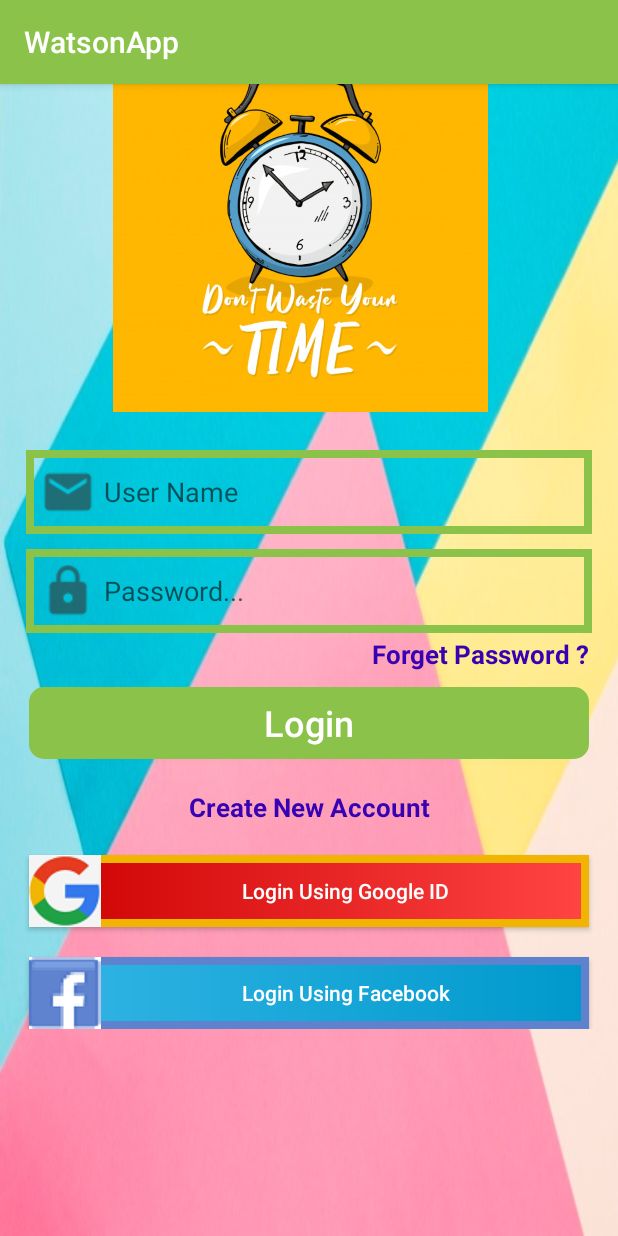
After one commit to aniket-agrawal/WatsonApp, an Android app: the SignInUpActivity screen opened directly, with no data from a screen before it, on a phone screen of 412 x 824 dp. The commit adds this screen. Run offline under Robolectric (Android 15) with nearby library versions, the phone set to English and light mode, and no system bars.

Commit message:
login page

```diff
--- a/app/src/main/AndroidManifest.xml
+++ b/app/src/main/AndroidManifest.xml
@@ -9,6 +9,7 @@
         android:roundIcon="@mipmap/ic_launcher_round"
         android:supportsRtl="true"
         android:theme="@style/AppTheme">
+        <activity android:name=".SignInUpActivity"></activity>
         <activity android:name=".MainActivity">
             <intent-filter>
                 <action android:name="android.intent.action.MAIN" />
--- /dev/null
+++ b/app/src/main/java/com/example/watsonapp/SignInUpActivity.java
@@ -0,0 +1,14 @@
+package com.example.watsonapp;
+
+import androidx.appcompat.app.AppCompatActivity;
+
+import android.os.Bundle;
+
+public class SignInUpActivity extends AppCompatActivity {
+
+    @Override
+    protected void onCreate(Bundle savedInstanceState) {
+        super.onCreate(savedInstanceState);
+        setContentView(R.layout.activity_sign_in_up);
+    }
+}
--- /dev/null
+++ b/app/src/main/res/drawable/buttons.xml
@@ -0,0 +1,10 @@
+<?xml version="1.0" encoding="utf-8"?>
+<shape xmlns:android="http://schemas.android.com/apk/res/android">
+<solid
+    android:color="@color/colorPrimary">
+
+</solid>
+    <corners android:radius="10dp">
+
+    </corners>
+</shape>
--- /dev/null
+++ b/app/src/main/res/drawable/inputs.xml
@@ -0,0 +1,10 @@
+<?xml version="1.0" encoding="utf-8"?>
+<shape xmlns:android="http://schemas.android.com/apk/res/android">
+<stroke
+    android:color="@color/colorPrimary"
+    android:width="5dp"
+
+    >
+
+</stroke>
+</shape>
--- /dev/null
+++ b/app/src/main/res/drawable/inputsfacebbok.xml
@@ -0,0 +1,12 @@
+<?xml version="1.0" encoding="utf-8"?>
+<shape xmlns:android="http://schemas.android.com/apk/res/android">
+<stroke
+    android:color="#5F82CE"
+    android:width="5dp"
+
+    >
+
+</stroke>
+    <gradient android:startColor="@android:color/holo_blue_light"
+        android:endColor="@android:color/holo_blue_dark"></gradient>
+</shape>
--- /dev/null
+++ b/app/src/main/res/drawable/inputsgoogle.xml
@@ -0,0 +1,12 @@
+<?xml version="1.0" encoding="utf-8"?>
+<shape xmlns:android="http://schemas.android.com/apk/res/android">
+<stroke
+    android:color="#F1B501"
+    android:width="5dp"
+    >
+
+</stroke>
+    <gradient android:startColor="@android:color/holo_red_dark"
+
+        android:endColor="@android:color/holo_red_light"></gradient>
+</shape>
--- /dev/null
+++ b/app/src/main/res/layout/activity_sign_in_up.xml
@@ -0,0 +1,174 @@
+<?xml version="1.0" encoding="utf-8"?>
+<RelativeLayout xmlns:android="http://schemas.android.com/apk/res/android"
+    xmlns:app="http://schemas.android.com/apk/res-auto"
+    xmlns:tools="http://schemas.android.com/tools"
+    android:layout_width="match_parent"
+    android:layout_height="match_parent"
+    tools:context=".SignInUpActivity"
+    android:background="@drawable/bg">
+
+    <ScrollView
+        android:layout_width="match_parent"
+        android:layout_height="match_parent"
+        android:layout_alignParentStart="true"
+        android:layout_alignParentTop="true"
+        >
+
+        <RelativeLayout
+            android:layout_width="match_parent"
+            android:layout_height="wrap_content">
+
+
+            <ImageView
+                android:id="@+id/login_image"
+                android:layout_width="match_parent"
+                android:layout_height="250dp"
+                android:layout_alignParentStart="true"
+                android:layout_alignParentTop="true"
+                android:layout_marginStart="-11dp"
+                android:layout_marginLeft="-11dp"
+                android:layout_marginTop="-31dp"
+                android:scaleType="fitCenter"
+                android:src="@drawable/dontwastetime" />
+
+            <EditText
+                android:id="@+id/login_user_name"
+                android:layout_width="match_parent"
+                android:layout_height="wrap_content"
+                android:layout_alignParentStart="true"
+
+
+                android:layout_below="@+id/login_image"
+                android:hint="User Name"
+                android:inputType="textEmailAddress"
+                android:background="@drawable/inputs"
+                android:padding="4dp"
+                android:drawableStart="@drawable/email"
+
+                android:layout_marginTop="25dp"
+                android:layout_marginLeft="17dp"
+                android:layout_marginRight="17dp"/>
+
+            <EditText
+                android:id="@+id/login_password"
+                android:layout_width="match_parent"
+                android:layout_height="wrap_content"
+                android:layout_alignParentStart="true"
+                android:layout_below="@+id/login_user_name"
+                android:hint="Password..."
+                android:inputType="textPassword"
+                android:background="@drawable/inputs"
+                android:padding="4dp"
+                android:drawableStart="@drawable/password"
+                android:layout_marginTop="10dp"
+                android:layout_marginLeft="17dp"
+                android:layout_marginRight="17dp"/>
+
+            <TextView
+                android:id="@+id/forget_password_link"
+                android:layout_width="match_parent"
+                android:layout_height="wrap_content"
+                android:layout_centerHorizontal="true"
+                android:layout_below="@+id/login_password"
+                android:text="Forget Password ?"
+                android:layout_marginTop="2dp"
+                android:layout_marginLeft="15dp"
+                android:layout_marginRight="23dp"
+                android:textAlignment="textEnd"
+                android:textSize="17sp"
+                android:textStyle="bold"
+                android:textColor="@color/colorPrimaryDark"
+                />
+
+
+            <Button
+                android:layout_width="match_parent"
+                android:layout_height="wrap_content"
+                android:id="@+id/login_button"
+                android:layout_below="@+id/forget_password_link"
+                android:padding="4dp"
+                android:layout_marginTop="10dp"
+                android:layout_marginLeft="19dp"
+                android:layout_marginRight="19dp"
+                android:text="Login"
+                android:textAllCaps="false"
+                android:textSize="24sp"
+                android:textColor="@android:color/background_light"
+                android:background="@drawable/buttons"
+                />
+
+            <TextView
+                android:id="@+id/need_new_account"
+                android:layout_width="match_parent"
+                android:layout_height="wrap_content"
+                android:layout_centerHorizontal="true"
+
+                android:layout_below="@+id/login_button"
+                android:text="Create New Account"
+                android:layout_marginTop="20dp"
+                android:layout_marginLeft="15dp"
+                android:layout_marginRight="23dp"
+                android:textAlignment="center"
+                android:textSize="17sp"
+                android:textStyle="bold"
+                android:textColor="@color/colorPrimaryDark"
+                />
+
+<!--            <Button-->
+<!--                android:id="@+id/phone_login_button"-->
+<!--                android:layout_width="match_parent"-->
+<!--                android:layout_height="wrap_content"-->
+<!--                android:layout_centerHorizontal="true"-->
+<!--                android:layout_below="@+id/need_new_account"-->
+<!--                android:text="Login Using Phone"-->
+<!--                android:layout_marginTop="40dp"-->
+<!--                android:layout_marginLeft="19dp"-->
+<!--                android:layout_marginRight="19dp"-->
+<!--                android:textAllCaps="false"-->
+<!--                android:textSize="14sp"-->
+<!--                android:textColor="@android:color/background_light"-->
+<!--                android:background="@drawable/buttons"-->
+<!--                android:drawableStart="@drawable/phone"-->
+<!--                />-->
+
+            <Button
+                android:id="@+id/google_login_button"
+                android:layout_width="match_parent"
+                android:layout_height="wrap_content"
+                android:layout_centerHorizontal="true"
+                android:layout_below="@+id/need_new_account"
+                android:text="Login Using Google ID"
+                android:layout_marginTop="20dp"
+                android:layout_marginLeft="19dp"
+                android:layout_marginRight="19dp"
+                android:textAllCaps="false"
+                android:textSize="14sp"
+                android:textColor="@android:color/background_light"
+                android:background="@drawable/inputsgoogle"
+                android:drawableStart="@drawable/googlenew"
+                />
+
+            <Button
+                android:id="@+id/facebook_login_button"
+                android:layout_width="match_parent"
+                android:layout_height="wrap_content"
+                android:layout_centerHorizontal="true"
+                android:layout_below="@+id/google_login_button"
+                android:text="Login Using Facebook"
+                android:layout_marginTop="20dp"
+                android:layout_marginLeft="19dp"
+                android:layout_marginRight="19dp"
+                android:textAllCaps="false"
+                android:textSie="14sp"
+                android:textColor="@android:color/background_light"
+                android:background="@drawable/inputsfacebbok"
+                android:drawableStart="@drawable/facebooknew"
+                />
+
+
+
+        </RelativeLayout>
+
+    </ScrollView>
+
+</RelativeLayout>
--- a/app/src/main/res/values/colors.xml
+++ b/app/src/main/res/values/colors.xml
@@ -1,6 +1,6 @@
 <?xml version="1.0" encoding="utf-8"?>
 <resources>
-    <color name="colorPrimary">#6200EE</color>
+    <color name="colorPrimary">#8BC34A</color>
     <color name="colorPrimaryDark">#3700B3</color>
     <color name="colorAccent">#03DAC5</color>
 </resources>
```
Also changed, not shown: app/src/main/res/drawable/bg.png (added), app/src/main/res/drawable/dontwastetime.png (added), app/src/main/res/drawable/email.png (added), app/src/main/res/drawable/facebooknew.png (added), app/src/main/res/drawable/googlenew.png (added), app/src/main/res/drawable/password.png (added), app/src/main/res/drawable/phone.png (added).
